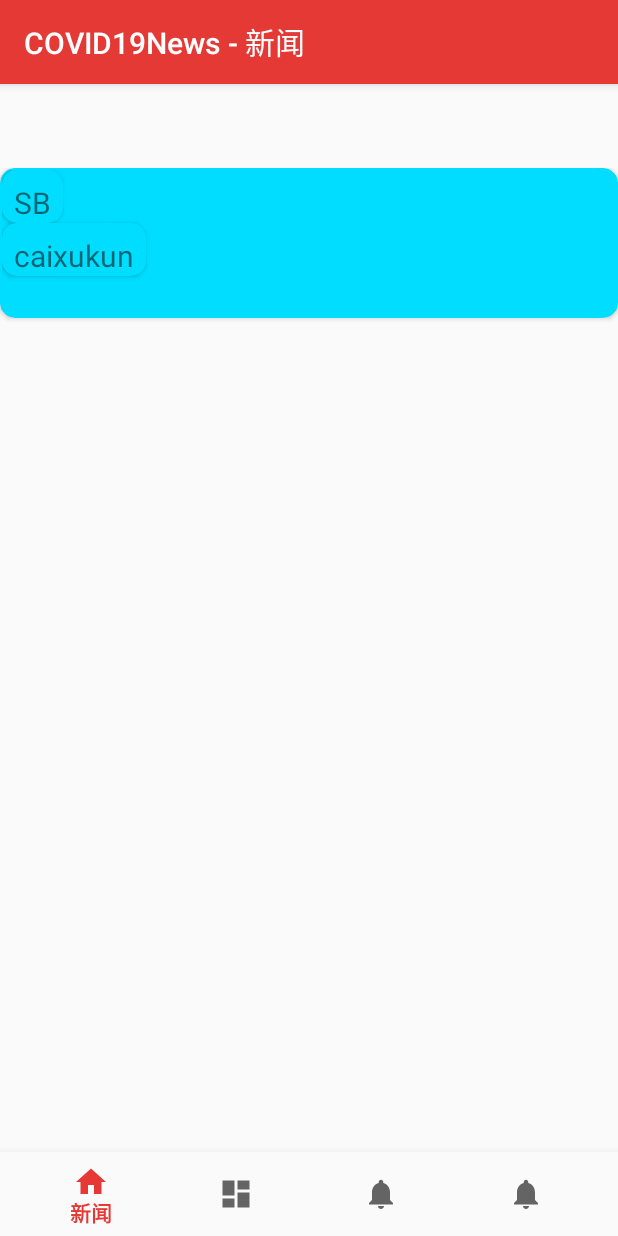
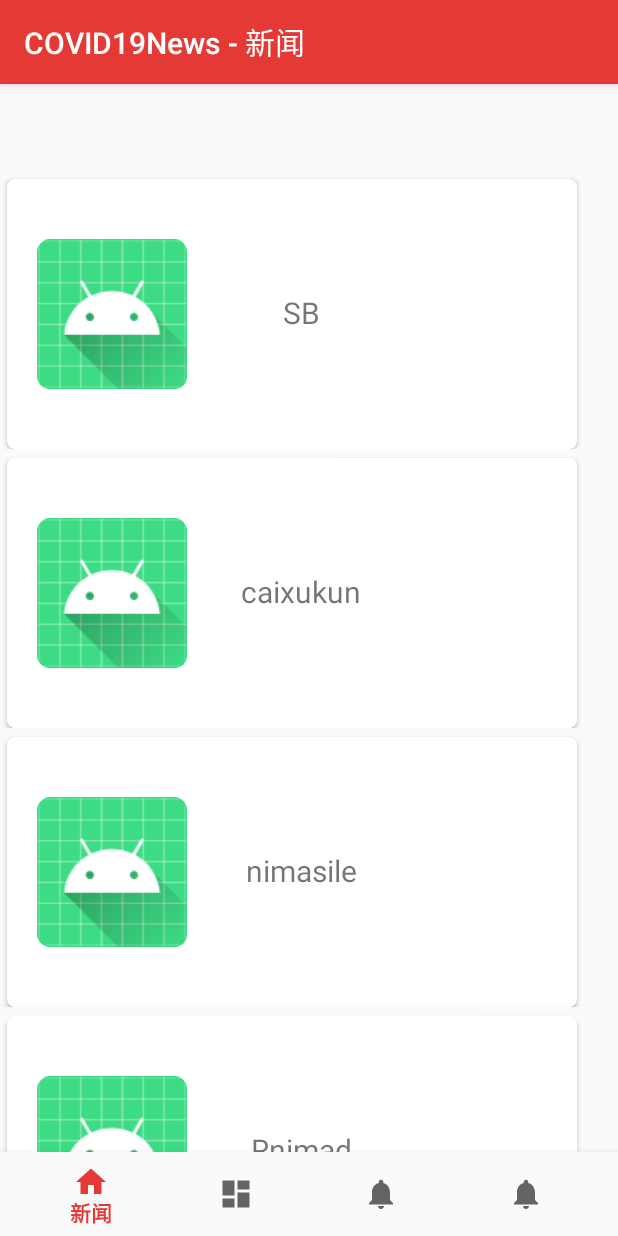
Before and after one commit to weit123/COVID19News, an Android app: the screen it shows after launch (MainActivity), on a phone screen of 412 x 824 dp. Run offline under Robolectric (Android 15) with nearby library versions, the phone set to English and light mode, and no system bars; our stand-ins replace navigation-ui.

Commit message:
#2 add cardview

```diff
--- a/app/src/main/java/com/java/weitong/ui/news/NewsFragment.java
+++ b/app/src/main/java/com/java/weitong/ui/news/NewsFragment.java
@@ -43,6 +43,12 @@ public class NewsFragment extends Fragment {
         ArrayList<String> kongyan = new ArrayList<String>();
         kongyan.add("SB");
         kongyan.add("caixukun");
+        kongyan.add("nimasile");
+        kongyan.add("Rnimad");
+        kongyan.add("?????");
+        kongyan.add("sdofabo");
+        kongyan.add("cbhtql");
+
         recyclerView.setAdapter(newsAdapter = new NewsAdapter(kongyan));
 
         return root;
--- a/app/src/main/res/layout/fragment_news.xml
+++ b/app/src/main/res/layout/fragment_news.xml
@@ -1,33 +1,53 @@
 <?xml version="1.0" encoding="utf-8"?>
-<android.support.v7.widget.CardView
-    xmlns:android="http://schemas.android.com/apk/res/android"
+<LinearLayout xmlns:android="http://schemas.android.com/apk/res/android"
     xmlns:card_view="http://schemas.android.com/apk/res-auto"
     xmlns:app="http://schemas.android.com/apk/res-auto"
     xmlns:tools="http://schemas.android.com/tools"
+    android:orientation="vertical"
     android:layout_width="match_parent"
-    android:layout_height="100dp"
-    android:orientation="horizontal"
-    card_view:cardBackgroundColor="@android:color/holo_blue_bright"
-    card_view:cardCornerRadius="10dp">
+    android:layout_height="match_parent">
 
     <android.support.v7.widget.RecyclerView
         android:id="@+id/recycler_view"
         android:layout_width="match_parent"
         android:layout_height="match_parent"
         android:padding="1dp">
-
     </android.support.v7.widget.RecyclerView>
+    <android.support.v7.widget.CardView
+        android:layout_width="380dp"
+        android:layout_height="180dp"
+        android:layout_marginTop="3dp"
+        android:layout_marginLeft="3dp"
+        android:layout_marginRight="3dp"
+        android:layout_gravity="center_horizontal"
+        app:cardCornerRadius="5dp">
+        <RelativeLayout
+            android:layout_width="match_parent"
+            android:layout_height="match_parent">
+            <ImageView
+                android:layout_width="100dp"
+                android:layout_height="100dp"
+                android:layout_marginLeft="20dp"
+                android:layout_centerVertical="true"
+                android:src="@mipmap/ic_launcher"
+                android:id="@+id/picture">
+            </ImageView>
             <TextView
                 android:id="@+id/text_news"
                 android:layout_width="match_parent"
-        android:layout_height="match_parent"
-        android:layout_marginStart="8dp"
-        android:layout_marginTop="8dp"
+                android:layout_height="61dp"
+                android:layout_marginStart="20dp"
+                android:layout_centerVertical="true"
                 android:layout_marginEnd="8dp"
+                android:gravity="center_vertical"
+                android:includeFontPadding="false"
                 android:textAlignment="center"
                 android:textSize="20sp"
                 app:layout_constraintBottom_toBottomOf="parent"
                 app:layout_constraintEnd_toEndOf="parent"
                 app:layout_constraintStart_toStartOf="parent"
-        app:layout_constraintTop_toTopOf="parent"/>
+                app:layout_constraintTop_toTopOf="parent" />
+        </RelativeLayout>
     </android.support.v7.widget.CardView>
+
+</LinearLayout>
```
Lines whose indentation alone changed are shown as unchanged.
